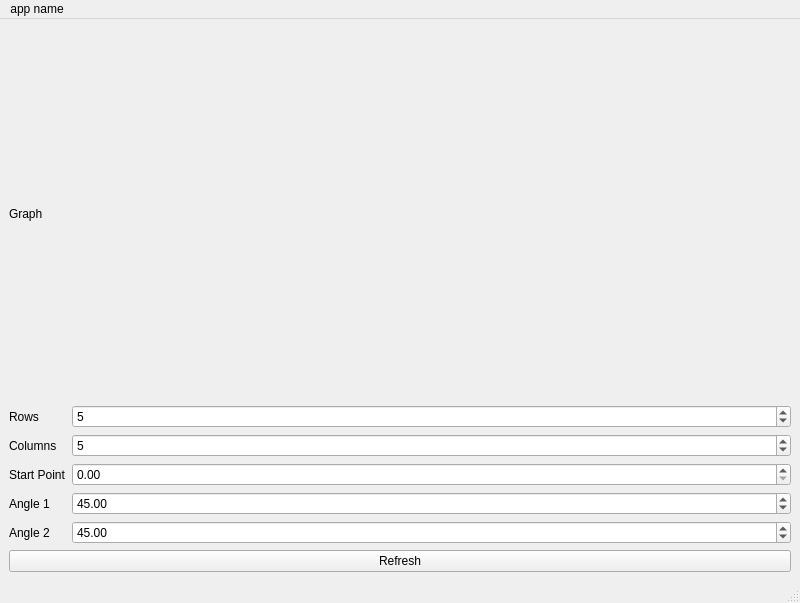
aidanw33/Wave-Propogation-Visualization, file wave-propogation-visualization/mainwindow.ui: the form before one commit.
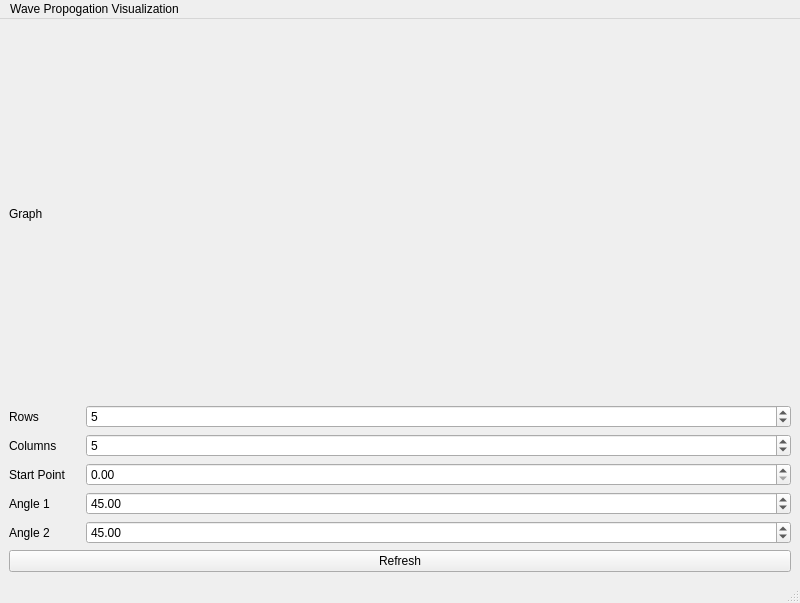
The form after the commit. Custom widgets are drawn as their Qt base class.

The edit to the form file:
```diff
--- a/wave-propogation-visualization/mainwindow.ui
+++ b/wave-propogation-visualization/mainwindow.ui
@@ -11,27 +11,21 @@
    </rect>
   </property>
   <property name="windowTitle">
-   <string>MainWindow</string>
+   <string>Field Patterns</string>
   </property>
   <widget class="QWidget" name="centralwidget">
-   <layout class="QGridLayout" name="gridLayout" columnstretch="0,1">
-    <item row="0" column="0">
-     <widget class="QLabel" name="graph_label">
-      <property name="text">
-       <string>Graph</string>
+   <layout class="QGridLayout" name="gridLayout" columnstretch="1,10">
+    <item row="5" column="1">
+     <widget class="QDoubleSpinBox" name="angle2_setter">
+      <property name="value">
+       <double>45.000000000000000</double>
       </property>
      </widget>
     </item>
-    <item row="2" column="1">
-     <widget class="QSpinBox" name="column_setter">
-      <property name="minimum">
-       <number>2</number>
-      </property>
-      <property name="maximum">
-       <number>20</number>
-      </property>
-      <property name="value">
-       <number>5</number>
+    <item row="2" column="0">
+     <widget class="QLabel" name="column_label">
+      <property name="text">
+       <string>Columns</string>
       </property>
      </widget>
     </item>
@@ -42,13 +36,40 @@
       </property>
      </widget>
     </item>
-    <item row="5" column="1">
-     <widget class="QDoubleSpinBox" name="angle2_setter">
+    <item row="1" column="0">
+     <widget class="QLabel" name="rows_label">
+      <property name="text">
+       <string>Rows</string>
+      </property>
+     </widget>
+    </item>
+    <item row="4" column="1">
+     <widget class="QDoubleSpinBox" name="angle1_setter">
       <property name="value">
        <double>45.000000000000000</double>
       </property>
      </widget>
     </item>
+    <item row="6" column="0" colspan="2">
+     <widget class="QPushButton" name="refresh_button">
+      <property name="text">
+       <string>Refresh</string>
+      </property>
+     </widget>
+    </item>
+    <item row="2" column="1">
+     <widget class="QSpinBox" name="column_setter">
+      <property name="minimum">
+       <number>2</number>
+      </property>
+      <property name="maximum">
+       <number>20</number>
+      </property>
+      <property name="value">
+       <number>5</number>
+      </property>
+     </widget>
+    </item>
     <item row="0" column="1">
      <widget class="GridWidget" name="graph" native="true">
       <property name="minimumSize">
@@ -72,27 +93,6 @@
       </property>
      </widget>
     </item>
-    <item row="3" column="1">
-     <widget class="QDoubleSpinBox" name="startPoint_setter">
-      <property name="value">
-       <double>0.000000000000000</double>
-      </property>
-     </widget>
-    </item>
-    <item row="2" column="0">
-     <widget class="QLabel" name="column_label">
-      <property name="text">
-       <string>Columns</string>
-      </property>
-     </widget>
-    </item>
-    <item row="1" column="0">
-     <widget class="QLabel" name="rows_label">
-      <property name="text">
-       <string>Rows</string>
-      </property>
-     </widget>
-    </item>
     <item row="3" column="0">
      <widget class="QLabel" name="startPoint_label">
       <property name="text">
@@ -100,10 +100,17 @@
       </property>
      </widget>
     </item>
-    <item row="4" column="1">
-     <widget class="QDoubleSpinBox" name="angle1_setter">
+    <item row="0" column="0">
+     <widget class="QLabel" name="graph_label">
+      <property name="text">
+       <string>Graph</string>
+      </property>
+     </widget>
+    </item>
+    <item row="3" column="1">
+     <widget class="QDoubleSpinBox" name="startPoint_setter">
       <property name="value">
-       <double>45.000000000000000</double>
+       <double>0.000000000000000</double>
       </property>
      </widget>
     </item>
@@ -114,13 +121,6 @@
       </property>
      </widget>
     </item>
-    <item row="6" column="0" colspan="2">
-     <widget class="QPushButton" name="refresh_button">
-      <property name="text">
-       <string>Refresh</string>
-      </property>
-     </widget>
-    </item>
    </layout>
   </widget>
   <widget class="QMenuBar" name="menubar">
@@ -134,7 +134,7 @@
    </property>
    <widget class="QMenu" name="menuapp_name">
     <property name="title">
-     <string>app name</string>
+     <string>Wave Propogation Visualization</string>
     </property>
    </widget>
    <addaction name="menuapp_name"/>
```
